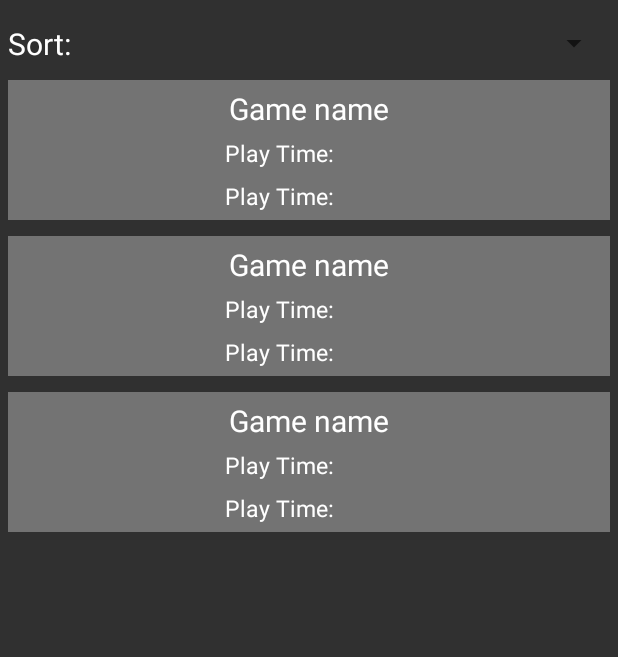
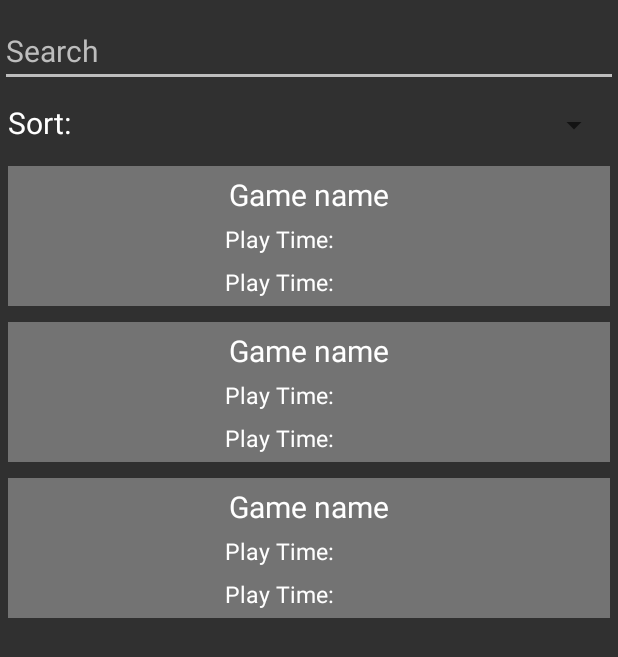
Before and after one commit to Bocko/CsStats, an Android app: the layout activity_games.xml on its own in the app's theme, with its tools: preview values and no code run, on a phone screen of 412 x 824 dp. Shown: the top 657 px of the screen. Run offline under Robolectric (Android 15) with nearby library versions, the phone set to English and light mode, and no system bars.

Commit message:
added search to game library

```diff
--- a/app/src/main/res/layout/activity_games.xml
+++ b/app/src/main/res/layout/activity_games.xml
@@ -9,10 +9,24 @@
     android:orientation="vertical"
     android:background="@color/darkgrey">
 
+    <EditText
+        android:id="@+id/etSearch"
+        android:layout_width="match_parent"
+        android:layout_height="wrap_content"
+        android:inputType="text"
+        android:textColorHint="@color/lightgray"
+        android:backgroundTint="@color/lightgray"
+        android:textColor="@color/white"
+        android:autofillHints="search"
+        android:textSize="20sp"
+        android:hint="@string/search"
+        android:imeOptions="actionDone"/>
+
     <LinearLayout
         android:layout_width="match_parent"
         android:layout_height="wrap_content"
-        android:padding="5dp">
+        android:paddingHorizontal="5dp"
+        android:paddingVertical="10dp">
 
         <TextView
             android:layout_width="wrap_content"
@@ -25,10 +39,9 @@
             android:layout_width="match_parent"
             android:layout_height="wrap_content"
             android:popupBackground="@color/middlegray"
-            android:layout_gravity="center"/>
+            android:layout_gravity="bottom"
+            android:gravity="center"/>
     </LinearLayout>
-
-
 
     <androidx.recyclerview.widget.RecyclerView
         android:id="@+id/rvGames"
--- a/app/src/main/res/values/strings.xml
+++ b/app/src/main/res/values/strings.xml
@@ -83,6 +83,7 @@
     <string name="playingx">Playing: %s</string>
     <string name="floatRange">%s - %s</string>
     <string name="sort">Sort:</string>
+    <string name="search">Search</string>
     <string-array name="gamesSortArray">
         <item>Name Asc</item>
         <item>Name Desc</item>
```
Also changed, not shown: app/src/main/java/hu/bme/aut/android/stats/detail/GamesActivity.kt (+17 -5 lines), app/src/main/java/hu/bme/aut/android/stats/detail/adapter/GamesAdapter.kt (+22 -3 lines).
